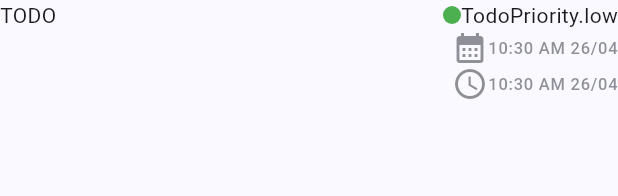
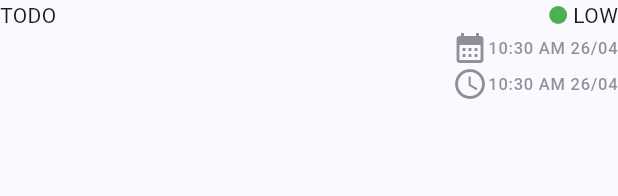
Before and after one commit to hamburg1r/NoteQuest, a Flutter app: the _TodoDetails widget shown alone on an empty page, opened directly with empty values, on a phone screen of 412 x 824 dp. Shown: the top 196 px of the screen. Run offline on Flutter 3.47's test engine with Material 3 defaults, Android fonts, the phone set to English and light mode, and no system bars; drawn by our look-alikes of dynamic_color; our stand-ins replace flutter_advanced_drawer, flutter_keyboard_visibility, flutter_riverpod, freezed_annotation, hive_flutter, logger and 2 more; missing offline and left inert: markdown_widget; accounts and stored records are empty; generated files the repository leaves out were written again.

Commit message:
Todo details priority name fixed

```diff
--- a/lib/widgets/list.dart
+++ b/lib/widgets/list.dart
@@ -144,7 +144,10 @@ class _TodoDetails extends StatelessWidget {
                     shape: BoxShape.circle,
                   ),
                 ),
-                Text(todo.todo.priority.toString()),
+                SizedBox.square(
+                  dimension: 4,
+                ),
+                Text(todo.todo.priority.name.toUpperCase()),
               ],
             )
           ],
```
